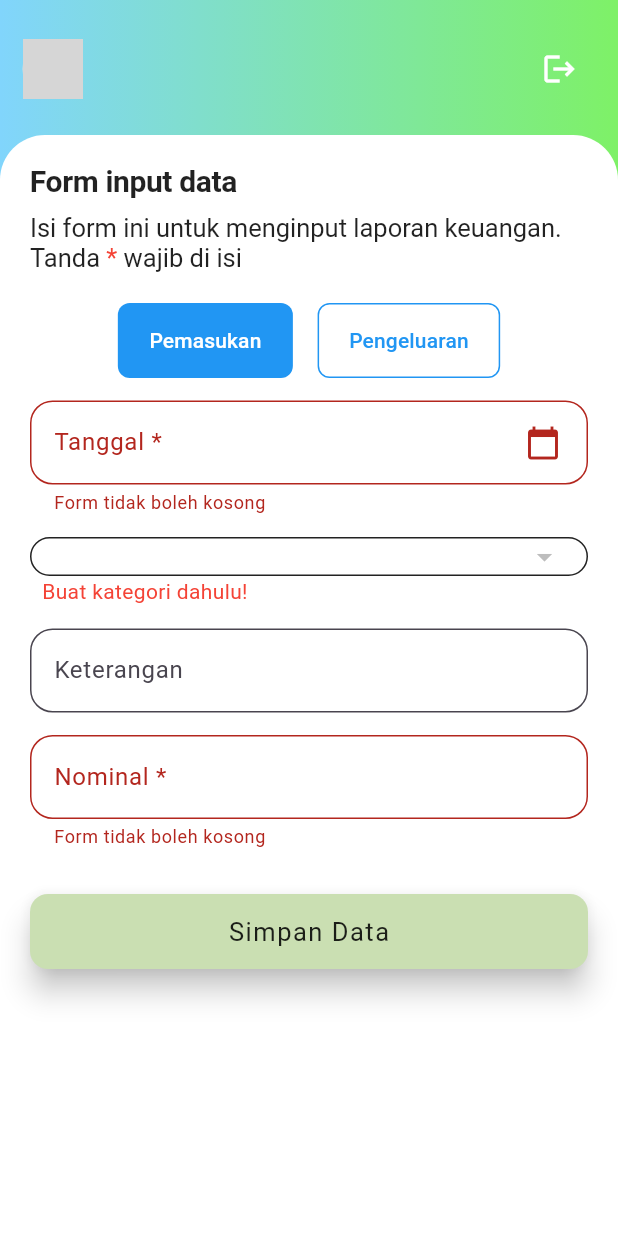
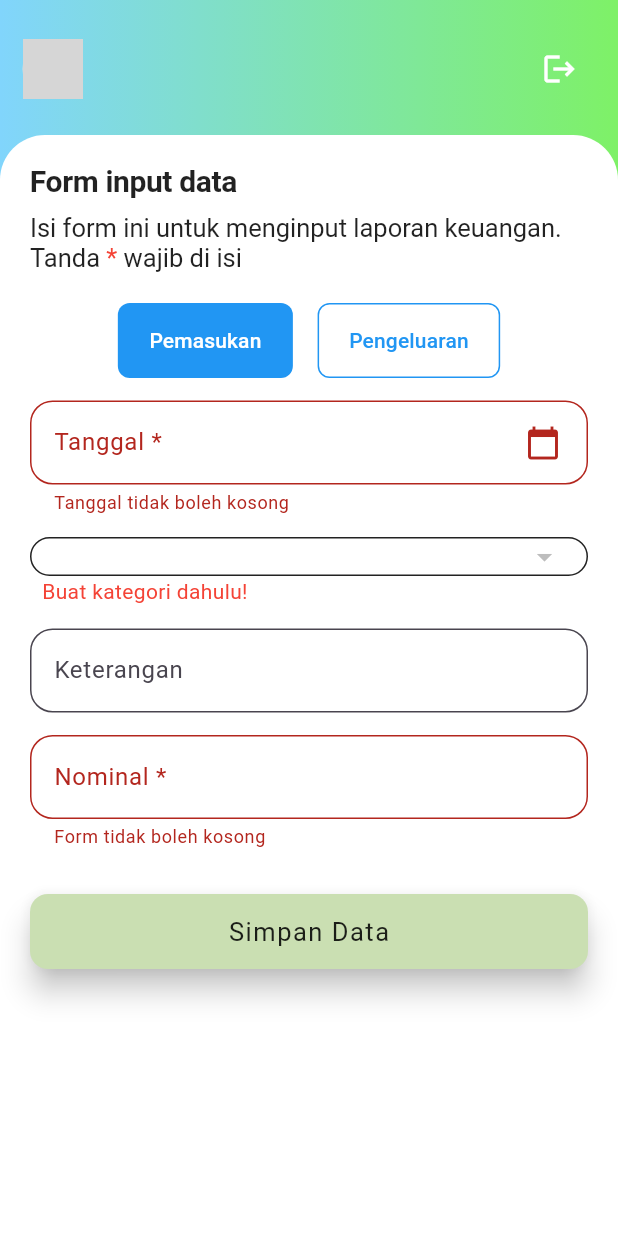
Before and after one commit to msaririzki/uangku, a Flutter app: the Input screen opened directly, after a tap on "Simpan Data", on a phone screen of 412 x 824 dp. Run offline on Flutter 3.47's test engine with Material 3 defaults, Android fonts, the phone set to English and light mode, and no system bars; our stand-ins replace bloc, cloud_firestore, connectivity_plus, currency_text_input_formatter, firebase_auth, firebase_core and 7 more; accounts and stored records are empty; grey boxes are pictures that could not be loaded.

```diff
--- a/lib/pages/input.dart
+++ b/lib/pages/input.dart
@@ -89,7 +89,18 @@ class Input extends StatelessWidget {
                   FormDate(
                       labelText: 'Tanggal *',
                       hintText: '',
-                      controller: dateController),
+                      controller: dateController,
+                      validator: (value) {
+                        if (value == null || value.isEmpty) {
+                          return 'Tanggal tidak boleh kosong';
+                        }
+                        DateTime selectedDate =
+                            DateFormat('dd-MM-yyyy').parse(value);
+                        if (selectedDate.isAfter(DateTime.now())) {
+                          return 'Transaksi tidak boleh dilakukan di masa depan';
+                        }
+                        return null; // Valid
+                      }),
                   const SizedBox(height: 15),
                   BlocBuilder<CategoryBloc, CategoryState>(
                     builder: (context, state) {
--- a/lib/pages/report.dart
+++ b/lib/pages/report.dart
@@ -1,4 +1,4 @@
-// Import library dan modul yang dibutuhkan
+// / Import library dan modul yang dibutuhkan
 import 'package:flutter/material.dart';
 import 'package:flutter_bloc/flutter_bloc.dart';
 import 'package:intl/intl.dart'; // Untuk format tanggal
--- a/lib/widget/app_bar.dart
+++ b/lib/widget/app_bar.dart
@@ -51,7 +51,7 @@ class _NavbarState extends State<Navbar> {
   backgroundColor: Colors.grey[300],
   backgroundImage: selectedAvatar != null
       ? AssetImage(selectedAvatar!)
-                      : null, // Gunakan avatar yang dipilih
+      : null,
   child: selectedAvatar == null
       ? const Icon(Icons.person, size: 20, color: Colors.grey)
       : null,
--- a/lib/widget/date_field.dart
+++ b/lib/widget/date_field.dart
@@ -1,42 +1,26 @@
 import 'package:flutter/material.dart';
 import 'package:intl/intl.dart';
 
-class FormDate extends StatefulWidget {
+class FormDate extends StatelessWidget {
+  final String labelText;
+  final String hintText;
+  final TextEditingController controller;
+  final String? Function(String?)? validator;
+
   const FormDate({
-    super.key,
-    this.backgroundColor,
-    this.borderColor,
-    this.borderFocusColor,
-    this.suffixIcon,
-    this.controller,
+    Key? key,
     required this.labelText,
     required this.hintText,
-  });
+    required this.controller,
+    this.validator,
+  }) : super(key: key);
 
-  final Color? backgroundColor;
-  final Color? borderColor;
-  final Color? borderFocusColor;
-  final Widget? suffixIcon;
-  final TextEditingController? controller;
-  final String labelText;
-  final String hintText;
-
-  @override
-  State<FormDate> createState() => _FormDateState();
-}
-
-class _FormDateState extends State<FormDate> {
   @override
   Widget build(BuildContext context) {
     return TextFormField(
-      controller: widget.controller,
+      controller: controller,
       readOnly: true,
-      validator: (value) {
-        if (value == null || value.isEmpty || value == '') {
-          return 'Form tidak boleh kosong';
-        }
-        return null;
-      },
+      validator: validator,
       onTap: () async {
         DateTime now = DateTime.now();
         DateTime firstDayOfMonth = DateTime(now.year, now.month, 1);
@@ -52,32 +36,29 @@ class _FormDateState extends State<FormDate> {
         if (pickedDate != null) {
           String formattedDate = DateFormat('dd-MM-yyyy').format(pickedDate);
 
-          setState(() {
-            widget.controller!.text = formattedDate;
-          });
+          controller.text = formattedDate;
         }
       },
       decoration: InputDecoration(
-        labelText: widget.labelText,
-        hintText: widget.hintText,
-        suffixIcon: widget.suffixIcon ??
-            const Padding(
-              padding: EdgeInsets.only(right: 12),
-              child: Icon(Icons.calendar_today),
-            ),
+        labelText: labelText,
+        hintText: hintText,
+        suffixIcon: const Padding(
+          padding: EdgeInsets.only(right: 12),
+          child: Icon(Icons.calendar_today),
+        ),
         filled: true,
-        fillColor: widget.backgroundColor ?? Colors.transparent,
+        fillColor: Colors.transparent,
         border: OutlineInputBorder(
           borderRadius: const BorderRadius.all(Radius.circular(15)),
           borderSide: BorderSide(
-            color: widget.borderColor ?? Colors.black,
+            color: Colors.black,
             width: 1.0,
           ),
         ),
         focusedBorder: OutlineInputBorder(
           borderRadius: const BorderRadius.all(Radius.circular(15)),
           borderSide: BorderSide(
-            color: widget.borderFocusColor ?? Colors.black,
+            color: Colors.black,
             width: 2.0,
           ),
         ),
--- a/lib/widget/profile_Page.dart
+++ b/lib/widget/profile_Page.dart
@@ -69,11 +69,13 @@ class _ProfilePageState extends State<ProfilePage> {
   }
 
   Future<void> _selectDate(BuildContext context) async {
+    final DateTime now = DateTime.now();
+    final DateTime tenYearsAgo = DateTime(now.year - 10, now.month, now.day);
     final DateTime? picked = await showDatePicker(
       context: context,
       initialDate: _birthDate ?? DateTime.now(),
       firstDate: DateTime(1900),
-      lastDate: DateTime.now(),
+      lastDate: tenYearsAgo,
     );
     if (picked != null && picked != _birthDate) {
       setState(() {
```
Lines whose indentation alone changed are shown as unchanged.
